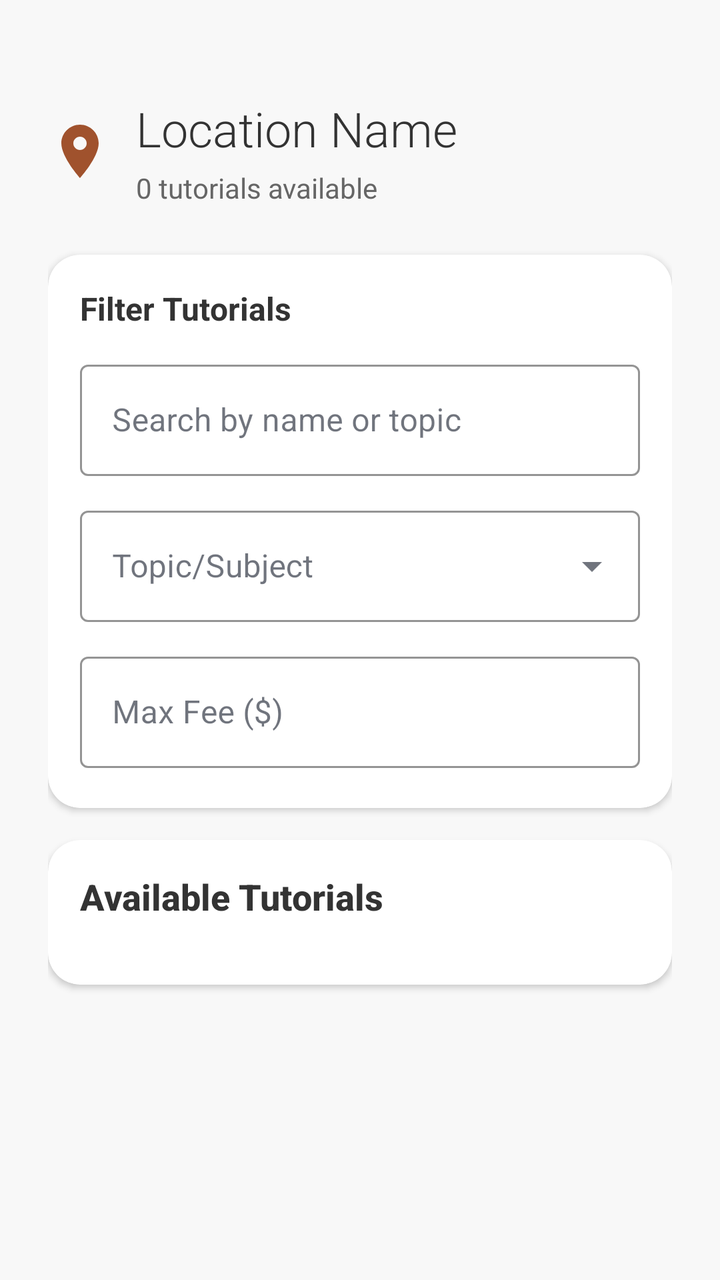
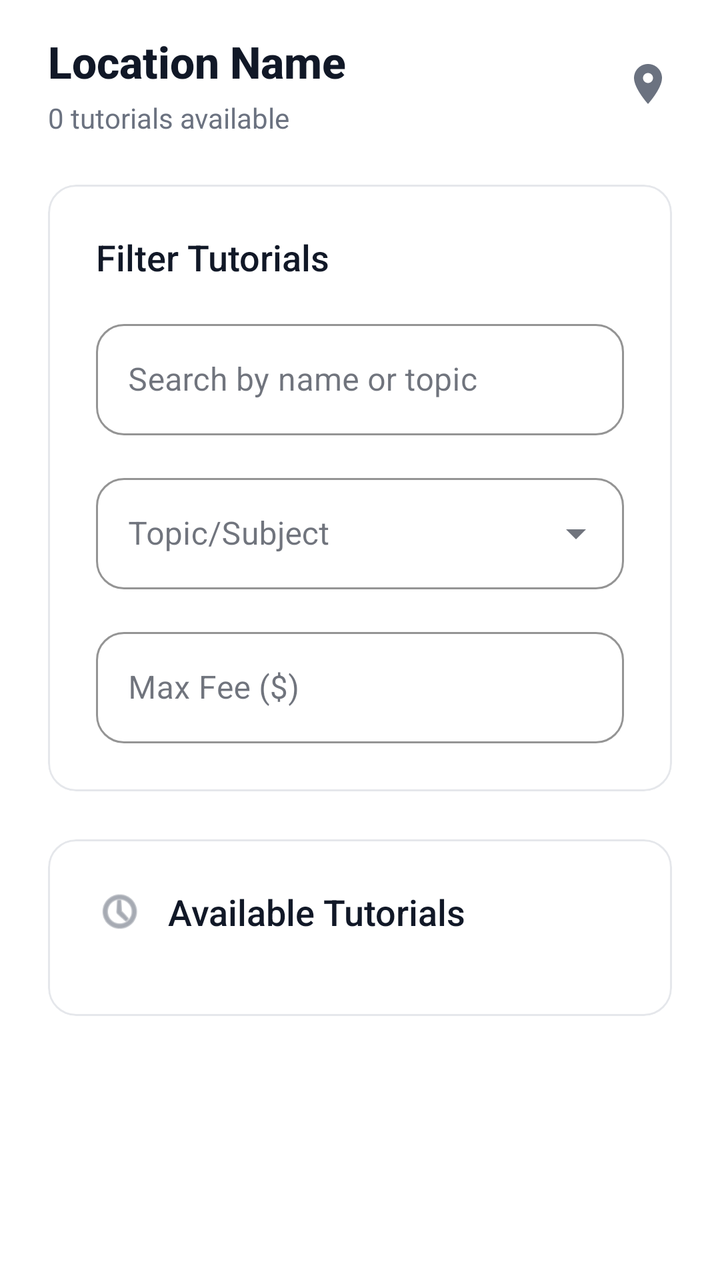

Before-and-after screenshots of an Android layout around one commit, followed by the original layout XML and the change that was made.
<!-- AndroidManifest.xml: application theme Theme.Csci3130Group1 -->
<!-- res/layout/activity_location_tutorials.xml -->
<?xml version="1.0" encoding="utf-8"?>
<androidx.core.widget.NestedScrollView xmlns:android="http://schemas.android.com/apk/res/android"
    xmlns:app="http://schemas.android.com/apk/res-auto"
    android:layout_width="match_parent"
    android:layout_height="match_parent"
    android:fillViewport="true"
    android:background="#F8F8F8">

    <LinearLayout
        android:layout_width="match_parent"
        android:layout_height="wrap_content"
        android:orientation="vertical"
        android:paddingHorizontal="24dp"
        android:paddingTop="48dp"
        android:paddingBottom="32dp">

    
    <LinearLayout
        android:layout_width="match_parent"
        android:layout_height="wrap_content"
        android:orientation="horizontal"
        android:gravity="center_vertical"
        android:layout_marginBottom="24dp">

        <ImageView
            android:layout_width="32dp"
            android:layout_height="32dp"
            android:src="@drawable/ic_map"
            app:tint="#A0522D"
            android:contentDescription="Location Icon" />

        <LinearLayout
            android:layout_width="0dp"
            android:layout_height="wrap_content"
            android:layout_weight="1"
            android:orientation="vertical"
            android:layout_marginStart="12dp">

            <TextView
                android:id="@+id/location_name"
                android:layout_width="wrap_content"
                android:layout_height="wrap_content"
                android:text="Location Name"
                android:textSize="24sp"
                android:fontFamily="sans-serif-light"
                android:textColor="#333333" />

            <TextView
                android:id="@+id/tutorial_count"
                android:layout_width="wrap_content"
                android:layout_height="wrap_content"
                android:text="0 tutorials available"
                android:textSize="14sp"
                android:textColor="#666666"
                android:layout_marginTop="4dp" />

        </LinearLayout>
    </LinearLayout>

    
    <androidx.cardview.widget.CardView
        android:id="@+id/filtersCard"
        android:layout_width="match_parent"
        android:layout_height="wrap_content"
        android:layout_marginBottom="16dp"
        app:cardCornerRadius="16dp"
        app:cardElevation="2dp"
        app:cardBackgroundColor="#FFFFFF">

        <LinearLayout
            android:layout_width="match_parent"
            android:layout_height="wrap_content"
            android:orientation="vertical"
            android:padding="16dp">

            <TextView
                android:layout_width="wrap_content"
                android:layout_height="wrap_content"
                android:text="Filter Tutorials"
                android:textSize="16sp"
                android:textStyle="bold"
                android:textColor="#333333"
                android:layout_marginBottom="12dp" />

            
            <com.google.android.material.textfield.TextInputLayout
                android:id="@+id/searchInputLayout"
                android:layout_width="match_parent"
                android:layout_height="wrap_content"
                android:layout_marginBottom="12dp"
                android:hint="Search by name or topic"
                app:boxStrokeColor="#A0522D"
                app:hintTextColor="#A0522D"
                style="@style/Widget.MaterialComponents.TextInputLayout.OutlinedBox">

                <com.google.android.material.textfield.TextInputEditText
                    android:id="@+id/searchInput"
                    android:layout_width="match_parent"
                    android:layout_height="wrap_content"
                    android:inputType="text" />
            </com.google.android.material.textfield.TextInputLayout>

            
            <com.google.android.material.textfield.TextInputLayout
                android:id="@+id/topicInputLayout"
                android:layout_width="match_parent"
                android:layout_height="wrap_content"
                android:layout_marginBottom="12dp"
                android:hint="Topic/Subject"
                app:boxStrokeColor="#A0522D"
                app:hintTextColor="#A0522D"
                style="@style/Widget.MaterialComponents.TextInputLayout.OutlinedBox.ExposedDropdownMenu">

                <AutoCompleteTextView
                    android:id="@+id/topicFilter"
                    android:layout_width="match_parent"
                    android:layout_height="wrap_content"
                    android:inputType="none" />
            </com.google.android.material.textfield.TextInputLayout>

            
            <com.google.android.material.textfield.TextInputLayout
                android:id="@+id/feeInputLayout"
                android:layout_width="match_parent"
                android:layout_height="wrap_content"
                android:layout_marginBottom="4dp"
                android:hint="Max Fee ($)"
                app:boxStrokeColor="#A0522D"
                app:hintTextColor="#A0522D"
                style="@style/Widget.MaterialComponents.TextInputLayout.OutlinedBox">

                <com.google.android.material.textfield.TextInputEditText
                    android:id="@+id/feeFilter"
                    android:layout_width="match_parent"
                    android:layout_height="wrap_content"
                    android:inputType="numberDecimal" />
            </com.google.android.material.textfield.TextInputLayout>
        </LinearLayout>
    </androidx.cardview.widget.CardView>

    
    <androidx.cardview.widget.CardView
        android:layout_width="match_parent"
        android:layout_height="wrap_content"
        android:layout_marginBottom="16dp"
        app:cardCornerRadius="16dp"
        app:cardElevation="2dp"
        app:cardBackgroundColor="#FFFFFF">

        <LinearLayout
            android:layout_width="match_parent"
            android:layout_height="match_parent"
            android:orientation="vertical"
            android:padding="16dp">

            
            <TextView
                android:layout_width="match_parent"
                android:layout_height="wrap_content"
                android:text="Available Tutorials"
                android:textSize="18sp"
                android:textColor="#333333"
                android:textStyle="bold"
                android:layout_marginBottom="16dp"
                android:fontFamily="sans-serif-medium"/>

            
            <androidx.recyclerview.widget.RecyclerView
                android:id="@+id/resultsRecyclerView"
                android:layout_width="match_parent"
                android:layout_height="wrap_content"
                android:nestedScrollingEnabled="false"/>

            
            <TextView
                android:id="@+id/empty_state_text"
                android:layout_width="match_parent"
                android:layout_height="wrap_content"
                android:text="No tutorials available at this location"
                android:textSize="16sp"
                android:textColor="#666666"
                android:gravity="center"
                android:layout_marginTop="32dp"
                android:visibility="gone"
                android:fontFamily="sans-serif" />

        </LinearLayout>
    </androidx.cardview.widget.CardView>

    
    

    </LinearLayout>

</androidx.core.widget.NestedScrollView>
<!-- resources referenced by this layout -->
<resources>
  <!-- drawable ic_map (drawable) -->
  <vector xmlns:android="http://schemas.android.com/apk/res/android" android:height="24dp" android:tint="#000000" android:viewportHeight="24" android:viewportWidth="24" android:width="24dp">
  
      <path android:fillColor="@android:color/white" android:pathData="M12,2C8.13,2 5,5.13 5,9c0,5.25 7,13 7,13s7,-7.75 7,-13c0,-3.87 -3.13,-7 -7,-7zM12,11.5c-1.38,0 -2.5,-1.12 -2.5,-2.5s1.12,-2.5 2.5,-2.5 2.5,1.12 2.5,2.5 -1.12,2.5 -2.5,2.5z"/>
  
  </vector>
  <style name="Theme.Csci3130Group1" parent="Base.Theme.Csci3130Group1" />
  <style name="Base.Theme.Csci3130Group1" parent="Theme.Material3.DayNight.NoActionBar">
          
          <item name="colorPrimary">#111827</item>
          <item name="colorOnPrimary">#FFFFFF</item>
          <item name="colorSecondary">#6B7280</item>
          <item name="colorOnSecondary">#FFFFFF</item>
          
          <item name="colorPrimaryContainer">#F3F4F6</item>
          <item name="colorOnPrimaryContainer">#111827</item>
          <item name="colorSecondaryContainer">#F3F4F6</item>
          <item name="colorOnSecondaryContainer">#111827</item>
          <item name="colorTertiary">#9CA3AF</item>
          <item name="colorSurface">#FFFFFF</item>
          <item name="colorOnSurface">#111827</item>
          <item name="colorOutline">#E5E7EB</item>
          <item name="android:navigationBarColor">#FFFFFF</item>
          <item name="android:statusBarColor">#FFFFFF</item>
      </style>
</resources>

<!-- the commit's change to res/layout/activity_location_tutorials.xml (unified diff, before → after) -->
@@ -1,195 +1,255 @@
 <?xml version="1.0" encoding="utf-8"?>
-<androidx.core.widget.NestedScrollView xmlns:android="http://schemas.android.com/apk/res/android"
+<ScrollView xmlns:android="http://schemas.android.com/apk/res/android"
     xmlns:app="http://schemas.android.com/apk/res-auto"
     android:layout_width="match_parent"
     android:layout_height="match_parent"
-    android:fillViewport="true"
-    android:background="#F8F8F8">
+    android:background="#FFFFFF"
+    android:fillViewport="true">
 
     <LinearLayout
         android:layout_width="match_parent"
         android:layout_height="wrap_content"
         android:orientation="vertical"
         android:paddingHorizontal="24dp"
-        android:paddingTop="48dp"
+        android:paddingTop="16dp"
         android:paddingBottom="32dp">
 
-    
-    <LinearLayout
-        android:layout_width="match_parent"
-        android:layout_height="wrap_content"
-        android:orientation="horizontal"
-        android:gravity="center_vertical"
-        android:layout_marginBottom="24dp">
-
-        <ImageView
-            android:layout_width="32dp"
-            android:layout_height="32dp"
-            android:src="@drawable/ic_map"
-            app:tint="#A0522D"
-            android:contentDescription="Location Icon" />
-
-        <LinearLayout
-            android:layout_width="0dp"
-            android:layout_height="wrap_content"
-            android:layout_weight="1"
-            android:orientation="vertical"
-            android:layout_marginStart="12dp">
-
-            <TextView
-                android:id="@+id/location_name"
-                android:layout_width="wrap_content"
-                android:layout_height="wrap_content"
-                android:text="Location Name"
-                android:textSize="24sp"
-                android:fontFamily="sans-serif-light"
-                android:textColor="#333333" />
-
-            <TextView
-                android:id="@+id/tutorial_count"
-                android:layout_width="wrap_content"
-                android:layout_height="wrap_content"
-                android:text="0 tutorials available"
-                android:textSize="14sp"
-                android:textColor="#666666"
-                android:layout_marginTop="4dp" />
-
-        </LinearLayout>
-    </LinearLayout>
-
-    
-    <androidx.cardview.widget.CardView
-        android:id="@+id/filtersCard"
-        android:layout_width="match_parent"
-        android:layout_height="wrap_content"
-        android:layout_marginBottom="16dp"
-        app:cardCornerRadius="16dp"
-        app:cardElevation="2dp"
-        app:cardBackgroundColor="#FFFFFF">
-
+        
         <LinearLayout
             android:layout_width="match_parent"
             android:layout_height="wrap_content"
-            android:orientation="vertical"
-            android:padding="16dp">
-
-            <TextView
-                android:layout_width="wrap_content"
+            android:orientation="horizontal"
+            android:gravity="center_vertical"
+            android:layout_marginBottom="24dp">
+
+            <LinearLayout
+                android:layout_width="0dp"
                 android:layout_height="wrap_content"
-                android:text="Filter Tutorials"
-                android:textSize="16sp"
-                android:textStyle="bold"
-                android:textColor="#333333"
-                android:layout_marginBottom="12dp" />
-
-            
-            <com.google.android.material.textfield.TextInputLayout
-                android:id="@+id/searchInputLayout"
+                android:layout_weight="1"
+                android:orientation="vertical">
+
+                <TextView
+                    android:id="@+id/location_name"
+                    android:layout_width="wrap_content"
+                    android:layout_height="wrap_content"
+                    android:text="Location Name"
+                    android:textSize="22sp"
+                    android:fontFamily="sans-serif-medium"
+                    android:textStyle="bold"
+                    android:textColor="#111827" />
+
+                <TextView
+                    android:id="@+id/tutorial_count"
+                    android:layout_width="wrap_content"
+                    android:layout_height="wrap_content"
+                    android:text="0 tutorials available"
+                    android:textSize="14sp"
+                    android:textColor="#6B7280"
+                    android:layout_marginTop="4dp" />
+
+            </LinearLayout>
+
+            <ImageView
+                android:layout_width="24dp"
+                android:layout_height="24dp"
+                android:src="@drawable/ic_map"
+                app:tint="#6B7280"
+                android:contentDescription="Location Icon" />
+
+        </LinearLayout>
+
+        
+        <com.google.android.material.card.MaterialCardView
+            android:id="@+id/filtersCard"
+            android:layout_width="match_parent"
+            android:layout_height="wrap_content"
+            android:layout_marginBottom="24dp"
+            app:cardCornerRadius="14dp"
+            app:cardElevation="0dp"
+            app:cardBackgroundColor="#FFFFFF"
+            app:strokeColor="#E5E7EB"
+            app:strokeWidth="1dp">
+
+            <LinearLayout
                 android:layout_width="match_parent"
                 android:layout_height="wrap_content"
-                android:layout_marginBottom="12dp"
-                android:hint="Search by name or topic"
-                app:boxStrokeColor="#A0522D"
-                app:hintTextColor="#A0522D"
-                style="@style/Widget.MaterialComponents.TextInputLayout.OutlinedBox">
-
-                <com.google.android.material.textfield.TextInputEditText
-                    android:id="@+id/searchInput"
-                    android:layout_width="match_parent"
-                    android:layout_height="wrap_content"
-                    android:inputType="text" />
-            </com.google.android.material.textfield.TextInputLayout>
-
-            
-            <com.google.android.material.textfield.TextInputLayout
-                android:id="@+id/topicInputLayout"
+                android:orientation="vertical"
+                android:padding="24dp">
+
+                <TextView
+                    android:layout_width="wrap_content"
+                    android:layout_height="wrap_content"
+                    android:text="Filter Tutorials"
+                    android:textSize="18sp"
+                    android:fontFamily="sans-serif-medium"
+                    android:textColor="#111827"
+                    android:layout_marginBottom="16dp" />
+
+                
+                <com.google.android.material.textfield.TextInputLayout
+                    android:id="@+id/searchInputLayout"
+                    android:layout_width="match_parent"
+                    android:layout_height="wrap_content"
+                    android:layout_marginBottom="16dp"
+                    android:hint="Search by name or topic"
+                    app:boxStrokeColor="#E5E7EB"
+                    app:hintTextColor="#6B7280"
+                    app:boxCornerRadiusTopStart="14dp"
+                    app:boxCornerRadiusTopEnd="14dp"
+                    app:boxCornerRadiusBottomStart="14dp"
+                    app:boxCornerRadiusBottomEnd="14dp"
+                    style="@style/Widget.MaterialComponents.TextInputLayout.OutlinedBox">
+
+                    <com.google.android.material.textfield.TextInputEditText
+                        android:id="@+id/searchInput"
+                        android:layout_width="match_parent"
+                        android:layout_height="wrap_content"
+                        android:inputType="text"
+                        android:textColor="#111827"
+                        android:textSize="16sp" />
+                </com.google.android.material.textfield.TextInputLayout>
+
+                
+                <com.google.android.material.textfield.TextInputLayout
+                    android:id="@+id/topicInputLayout"
+                    android:layout_width="match_parent"
+                    android:layout_height="wrap_content"
+                    android:layout_marginBottom="16dp"
+                    android:hint="Topic/Subject"
+                    app:boxStrokeColor="#E5E7EB"
+                    app:hintTextColor="#6B7280"
+                    app:boxCornerRadiusTopStart="14dp"
+                    app:boxCornerRadiusTopEnd="14dp"
+                    app:boxCornerRadiusBottomStart="14dp"
+                    app:boxCornerRadiusBottomEnd="14dp"
+                    style="@style/Widget.MaterialComponents.TextInputLayout.OutlinedBox.ExposedDropdownMenu">
+
+                    <AutoCompleteTextView
+                        android:id="@+id/topicFilter"
+                        android:layout_width="match_parent"
+                        android:layout_height="wrap_content"
+                        android:inputType="none"
+                        android:textColor="#111827"
+                        android:textSize="16sp" />
+                </com.google.android.material.textfield.TextInputLayout>
+
+                
+                <com.google.android.material.textfield.TextInputLayout
+                    android:id="@+id/feeInputLayout"
+                    android:layout_width="match_parent"
+                    android:layout_height="wrap_content"
+                    android:hint="Max Fee ($)"
+                    app:boxStrokeColor="#E5E7EB"
+                    app:hintTextColor="#6B7280"
+                    app:boxCornerRadiusTopStart="14dp"
+                    app:boxCornerRadiusTopEnd="14dp"
+                    app:boxCornerRadiusBottomStart="14dp"
+                    app:boxCornerRadiusBottomEnd="14dp"
+                    style="@style/Widget.MaterialComponents.TextInputLayout.OutlinedBox">
+
+                    <com.google.android.material.textfield.TextInputEditText
+                        android:id="@+id/feeFilter"
+                        android:layout_width="match_parent"
+                        android:layout_height="wrap_content"
+                        android:inputType="numberDecimal"
+                        android:textColor="#111827"
+                        android:textSize="16sp" />
+                </com.google.android.material.textfield.TextInputLayout>
+            </LinearLayout>
+        </com.google.android.material.card.MaterialCardView>
+
+        
+        <com.google.android.material.card.MaterialCardView
+            android:layout_width="match_parent"
+            android:layout_height="wrap_content"
+            android:layout_marginBottom="24dp"
+            app:cardCornerRadius="14dp"
+            app:cardElevation="0dp"
+            app:cardBackgroundColor="#FFFFFF"
+            app:strokeColor="#E5E7EB"
+            app:strokeWidth="1dp">
+
+            <LinearLayout
                 android:layout_width="match_parent"
                 android:layout_height="wrap_content"
-                android:layout_marginBottom="12dp"
-                android:hint="Topic/Subject"
-                app:boxStrokeColor="#A0522D"
-                app:hintTextColor="#A0522D"
-                style="@style/Widget.MaterialComponents.TextInputLayout.OutlinedBox.ExposedDropdownMenu">
-
-                <AutoCompleteTextView
-                    android:id="@+id/topicFilter"
-                    android:layout_width="match_parent"
-                    android:layout_height="wrap_content"
-                    android:inputType="none" />
-            </com.google.android.material.textfield.TextInputLayout>
-
-            
-            <com.google.android.material.textfield.TextInputLayout
-                android:id="@+id/feeInputLayout"
-                android:layout_width="match_parent"
-                android:layout_height="wrap_content"
-                android:layout_marginBottom="4dp"
-                android:hint="Max Fee ($)"
-                app:boxStrokeColor="#A0522D"
-                app:hintTextColor="#A0522D"
-                style="@style/Widget.MaterialComponents.TextInputLayout.OutlinedBox">
-
-                <com.google.android.material.textfield.TextInputEditText
-                    android:id="@+id/feeFilter"
-                    android:layout_width="match_parent"
-                    android:layout_height="wrap_content"
-                    android:inputType="numberDecimal" />
-            </com.google.android.material.textfield.TextInputLayout>
-        </LinearLayout>
-    </androidx.cardview.widget.CardView>
-
-    
-    <androidx.cardview.widget.CardView
-        android:layout_width="match_parent"
-        android:layout_height="wrap_content"
-        android:layout_marginBottom="16dp"
-        app:cardCornerRadius="16dp"
-        app:cardElevation="2dp"
-        app:cardBackgroundColor="#FFFFFF">
-
-        <LinearLayout
-            android:layout_width="match_parent"
-            android:layout_height="match_parent"
-            android:orientation="vertical"
-            android:padding="16dp">
-
-            
-            <TextView
-                android:layout_width="match_parent"
-                android:layout_height="wrap_content"
-                android:text="Available Tutorials"
-                android:textSize="18sp"
-                android:textColor="#333333"
-                android:textStyle="bold"
-                android:layout_marginBottom="16dp"
-                android:fontFamily="sans-serif-medium"/>
-
-            
-            <androidx.recyclerview.widget.RecyclerView
-                android:id="@+id/resultsRecyclerView"
-                android:layout_width="match_parent"
-                android:layout_height="wrap_content"
-                android:nestedScrollingEnabled="false"/>
-
-            
-            <TextView
-                android:id="@+id/empty_state_text"
-                android:layout_width="match_parent"
-                android:layout_height="wrap_content"
-                android:text="No tutorials available at this location"
-                android:textSize="16sp"
-                android:textColor="#666666"
-                android:gravity="center"
-                android:layout_marginTop="32dp"
-                android:visibility="gone"
-                android:fontFamily="sans-serif" />
-
-        </LinearLayout>
-    </androidx.cardview.widget.CardView>
-
-    
-    
+                android:orientation="vertical"
+                android:padding="24dp">
+
+                
+                <LinearLayout
+                    android:layout_width="match_parent"
+                    android:layout_height="wrap_content"
+                    android:orientation="horizontal"
+                    android:gravity="center_vertical"
+                    android:layout_marginBottom="16dp">
+
+                    <ImageView
+                        android:layout_width="24dp"
+                        android:layout_height="24dp"
+                        android:src="@android:drawable/ic_menu_recent_history"
+                        app:tint="#6B7280"
+                        android:contentDescription="Tutorials Icon" />
+
+                    <TextView
+                        android:layout_width="wrap_content"
+                        android:layout_height="wrap_content"
+                        android:text="Available Tutorials"
+                        android:textSize="18sp"
+                        android:fontFamily="sans-serif-medium"
+                        android:textColor="#111827"
+                        android:layout_marginStart="12dp"/>
+                </LinearLayout>
+
+                
+                <androidx.recyclerview.widget.RecyclerView
+                    android:id="@+id/resultsRecyclerView"
+                    android:layout_width="match_parent"
+                    android:layout_height="wrap_content"
+                    android:nestedScrollingEnabled="false"/>
+
+                
+                <LinearLayout
+                    android:id="@+id/empty_state_container"
+                    android:layout_width="match_parent"
+                    android:layout_height="wrap_content"
+                    android:orientation="vertical"
+                    android:gravity="center"
+                    android:padding="32dp"
+                    android:visibility="gone">
+
+                    <ImageView
+                        android:layout_width="64dp"
+                        android:layout_height="64dp"
+                        android:src="@android:drawable/ic_menu_search"
+                        app:tint="#E5E7EB"
+                        android:layout_marginBottom="16dp"
+                        android:contentDescription="No tutorials icon" />
+
+                    <TextView
+                        android:id="@+id/empty_state_text"
+                        android:layout_width="wrap_content"
+                        android:layout_height="wrap_content"
+                        android:text="No tutorials available at this location"
+                        android:textSize="16sp"
+                        android:textColor="#6B7280"
+                        android:gravity="center"
+                        android:fontFamily="sans-serif" />
+
+                    <TextView
+                        android:layout_width="wrap_content"
+                        android:layout_height="wrap_content"
+                        android:text="Try adjusting your filters or check back later"
+                        android:textSize="14sp"
+                        android:textColor="#9CA3AF"
+                        android:gravity="center"
+                        android:layout_marginTop="8dp"
+                        android:fontFamily="sans-serif" />
+
+                </LinearLayout>
+
+            </LinearLayout>
+        </com.google.android.material.card.MaterialCardView>
 
     </LinearLayout>
 
-</androidx.core.widget.NestedScrollView>
+</ScrollView>
